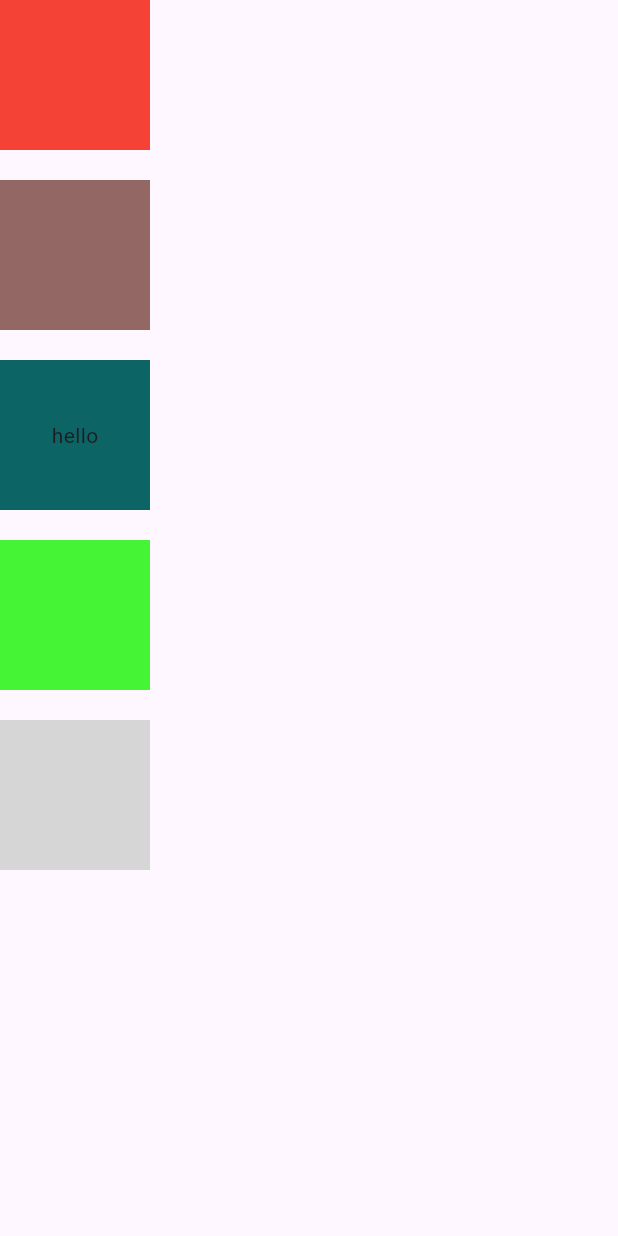
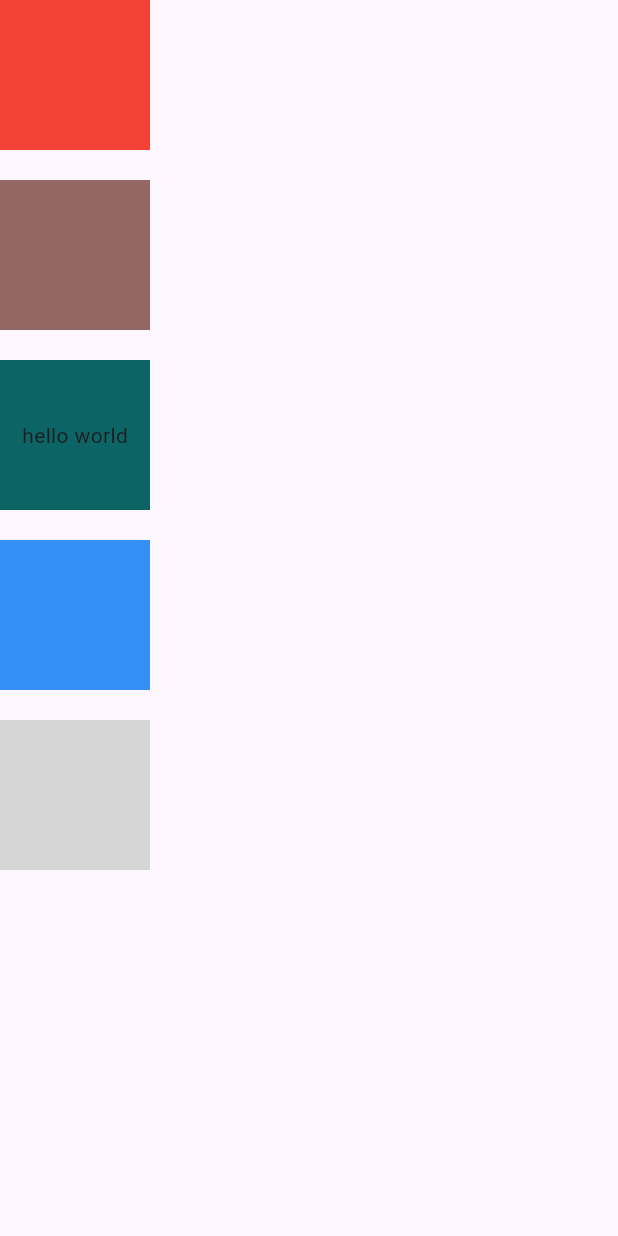
Before and after one commit to dckrajapaksha/my_first_app, a Flutter app: the screen it shows after launch, on a phone screen of 412 x 824 dp. Run offline on Flutter 3.47's test engine with Material 3 defaults, Android fonts, the phone set to English and light mode, and no system bars; network calls fail; grey boxes are pictures that could not be loaded.

Commit message:
Change color and text

```diff
--- a/lib/main.dart
+++ b/lib/main.dart
@@ -16,9 +16,9 @@ class MyApp extends StatelessWidget {
       SizedBox(height: 20,),
       Container(width: 100,height: 100,color: const Color.fromARGB(255, 146, 103, 100),),
       SizedBox(height: 20,),
-      Container(width: 100,height: 100,color: Color.fromARGB(255, 12, 100, 100), child: Center(child: Text("hello")),),
+      Container(width: 100,height: 100,color: Color.fromARGB(255, 12, 100, 100), child: Center(child: Text("hello world")),),
       SizedBox(height: 20,),
-      Container(width: 100,height: 100,color: const Color.fromARGB(255, 70, 244, 54),),
+      Container(width: 100,height: 100,color: Color.fromARGB(255, 54, 143, 244),),
       SizedBox(height: 20,),
       Image.network(width: 100, height: 100,fit:BoxFit.cover,"https://plus.unsplash.com/premium_photo-1683120974913-1ef17fdec2a8?q=80&w=1926&auto=format&fit=crop&ixlib=rb-4.0.3&ixid=M3wxMjA3fDB8MHxwaG90by1wYWdlfHx8fGVufDB8fHx8fA%3D%3D")],
       ),
```
